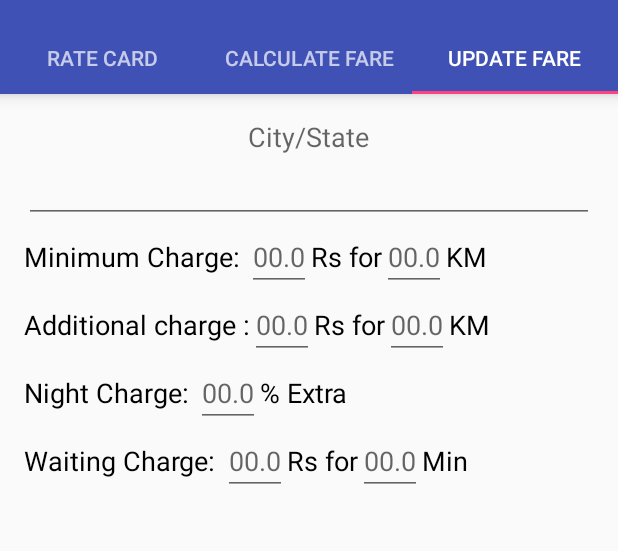
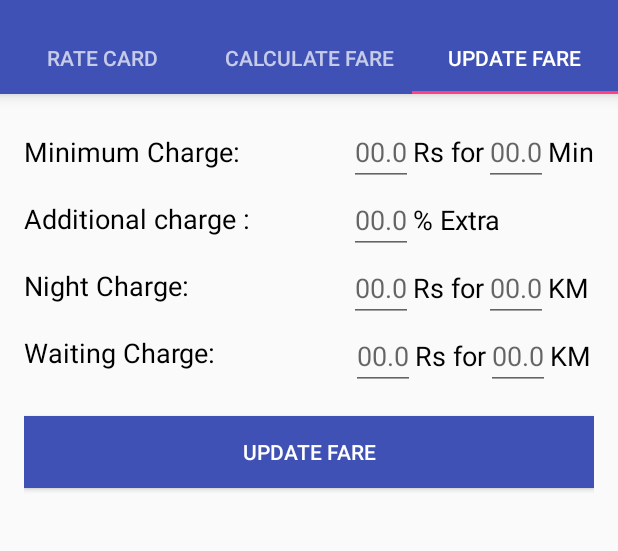
Before and after one commit to nikhilgeo/AutoFare, an Android app: the screen it shows after launch (MainActivity), tab 3 chosen, on a phone screen of 412 x 824 dp, the part 62-613 px from its top. Run offline under Robolectric (Android 15) with nearby library versions, the phone set to English and light mode, and no system bars.

Commit message:
State selection removed. Button Added. Edit layout fixed to relative outer.

```diff
--- a/app/src/main/res/layout/fragment_update_fare.xml
+++ b/app/src/main/res/layout/fragment_update_fare.xml
@@ -1,41 +1,176 @@
-<LinearLayout xmlns:android="http://schemas.android.com/apk/res/android"
+<RelativeLayout xmlns:android="http://schemas.android.com/apk/res/android"
     xmlns:tools="http://schemas.android.com/tools"
 
     android:layout_width="fill_parent"
     android:layout_height="fill_parent"
-    android:layout_gravity="left|top"
-    android:orientation="vertical"
     android:padding="@dimen/activity_vertical_margin"
     tools:context="com.auto.ng.autofrag.UpdateFare_Frag">
 
-    <TextView
-        android:id="@+id/textViewPlace"
+    <LinearLayout
+        android:id="@+id/linearLayout6"
         android:layout_width="wrap_content"
         android:layout_height="wrap_content"
+        android:layout_alignParentLeft="true"
         android:layout_gravity="center_horizontal"
-        android:text="City/State"
-        android:textAppearance="?android:attr/textAppearanceMedium" />
 
-    <AutoCompleteTextView
-        android:id="@+id/multi_auto_complete_textview"
-        android:layout_width="match_parent"
+        android:orientation="vertical">
+
+        <TextView
+            style="@style/TextViewTheme"
+            android:layout_width="wrap_content"
             android:layout_height="wrap_content"
-        android:layout_gravity="center" />
+            android:layout_alignParentLeft="true"
+            android:layout_gravity="left"
+            android:paddingTop="10dp"
+            android:text="Minimum Charge: "
+
+            />
+
+        <TextView
+            style="@style/TextViewTheme"
+            android:layout_width="wrap_content"
+            android:layout_height="wrap_content"
+            android:layout_gravity="left"
+            android:paddingTop="20dp"
+            android:text="Additional charge :" />
+
+        <TextView
+            style="@style/TextViewTheme"
+            android:layout_width="wrap_content"
+            android:layout_height="wrap_content"
+            android:layout_gravity="left"
+            android:paddingTop="20dp"
+            android:text="Night Charge: " />
+
+        <TextView
+            style="@style/TextViewTheme"
+            android:layout_width="wrap_content"
+            android:layout_height="wrap_content"
+            android:layout_gravity="left"
+            android:paddingTop="20dp"
+            android:text="Waiting Charge: " />
+
+    </LinearLayout>
+
+    <LinearLayout
+        android:id="@+id/linearLayout"
+        android:layout_width="wrap_content"
+        android:layout_height="wrap_content"
+        android:layout_alignParentRight="true"
+        android:orientation="vertical">
 
 
         <LinearLayout
-        android:layout_width="match_parent"
+            android:id="@+id/linearLayout2"
+            android:layout_width="wrap_content"
             android:layout_height="wrap_content"
-        android:layout_gravity="center_horizontal"
             android:orientation="horizontal">
 
+
+            <EditText
+                android:id="@+id/edt_waitingChrg"
+                android:layout_width="wrap_content"
+                android:layout_height="wrap_content"
+                android:hint="00.0"
+                android:maxLength="4" />
+
             <TextView
+                style="@style/TextViewTheme"
                 android:layout_width="wrap_content"
                 android:layout_height="wrap_content"
                 android:layout_gravity="left"
                 android:paddingTop="10dp"
-            android:text="Minimum Charge: "
-            style="@style/TextViewTheme" />
+                android:text="Rs for" />
+
+            <EditText
+                android:id="@+id/edt_waitingChrgMin"
+                android:layout_width="wrap_content"
+                android:layout_height="wrap_content"
+                android:hint="00.0"
+                android:maxLength="4" />
+
+            <TextView
+                style="@style/TextViewTheme"
+                android:layout_width="wrap_content"
+                android:layout_height="wrap_content"
+                android:layout_gravity="left"
+                android:paddingTop="10dp"
+                android:text="Min" />
+
+        </LinearLayout>
+
+        <LinearLayout
+            android:id="@+id/linearLayout3"
+            android:layout_width="wrap_content"
+            android:layout_height="wrap_content"
+            android:orientation="horizontal">
+
+
+            <EditText
+                android:id="@+id/edt_nightChrgRate"
+                android:layout_width="wrap_content"
+                android:layout_height="wrap_content"
+                android:hint="00.0"
+                android:maxLength="4" />
+
+            <TextView
+                style="@style/TextViewTheme"
+                android:layout_width="wrap_content"
+                android:layout_height="wrap_content"
+                android:layout_gravity="left"
+                android:paddingTop="10dp"
+                android:text="% Extra" />
+
+        </LinearLayout>
+
+        <LinearLayout
+            android:id="@+id/linearLayout4"
+            android:layout_width="wrap_content"
+            android:layout_height="wrap_content"
+
+            android:orientation="horizontal">
+
+
+            <EditText
+                android:id="@+id/edt_afterMinChrgRate"
+                android:layout_width="wrap_content"
+                android:layout_height="wrap_content"
+                android:hint="00.0"
+                android:maxLength="4" />
+
+            <TextView
+                style="@style/TextViewTheme"
+                android:layout_width="wrap_content"
+                android:layout_height="wrap_content"
+                android:layout_gravity="left"
+                android:paddingTop="10dp"
+                android:text="Rs for" />
+
+            <EditText
+                android:id="@+id/edt_afterMinChrgDist"
+                android:layout_width="wrap_content"
+                android:layout_height="wrap_content"
+                android:hint="00.0"
+                android:maxLength="4" />
+
+            <TextView
+                style="@style/TextViewTheme"
+                android:layout_width="wrap_content"
+                android:layout_height="wrap_content"
+                android:layout_gravity="left"
+                android:paddingTop="10dp"
+                android:text="KM" />
+
+        </LinearLayout>
+
+        <LinearLayout
+            android:id="@+id/linearLayout5"
+            android:layout_width="wrap_content"
+            android:layout_height="wrap_content"
+
+            android:layout_gravity="center_horizontal"
+            android:orientation="horizontal">
+
 
             <EditText
                 android:id="@+id/edt_minChrgRate"
@@ -45,12 +180,12 @@
                 android:maxLength="4" />
 
             <TextView
+                style="@style/TextViewTheme"
                 android:layout_width="wrap_content"
                 android:layout_height="wrap_content"
                 android:layout_gravity="left"
                 android:paddingTop="10dp"
-            android:text="Rs for"
-            style="@style/TextViewTheme" />
+                android:text="Rs for" />
 
             <EditText
                 android:id="@+id/edt_minChrgDist"
@@ -60,133 +195,24 @@
                 android:maxLength="4" />
 
             <TextView
+                style="@style/TextViewTheme"
                 android:layout_width="wrap_content"
                 android:layout_height="wrap_content"
                 android:layout_gravity="left"
                 android:paddingTop="10dp"
-            android:text="KM"
-            style="@style/TextViewTheme" />
+                android:text="KM" />
+
 
         </LinearLayout>
-    <LinearLayout
-        android:layout_width="match_parent"
-        android:layout_height="wrap_content"
-        android:layout_gravity="center_horizontal"
-        android:orientation="horizontal">
-
-        <TextView
-            android:layout_width="wrap_content"
-            android:layout_height="wrap_content"
-            android:layout_gravity="left"
-            android:paddingTop="10dp"
-            android:text="Additional charge :"
-            style="@style/TextViewTheme" />
-
-        <EditText
-            android:id="@+id/edt_afterMinChrgRate"
-            android:layout_width="wrap_content"
-            android:layout_height="wrap_content"
-            android:hint="00.0"
-            android:maxLength="4" />
-
-        <TextView
-            android:layout_width="wrap_content"
-            android:layout_height="wrap_content"
-            android:layout_gravity="left"
-            android:paddingTop="10dp"
-            android:text="Rs for"
-            style="@style/TextViewTheme" />
-
-        <EditText
-            android:id="@+id/edt_afterMinChrgDist"
-            android:layout_width="wrap_content"
-            android:layout_height="wrap_content"
-            android:hint="00.0"
-            android:maxLength="4" />
-
-        <TextView
-            android:layout_width="wrap_content"
-            android:layout_height="wrap_content"
-            android:layout_gravity="left"
-            android:paddingTop="10dp"
-            android:text="KM"
-            style="@style/TextViewTheme" />
-
-    </LinearLayout>
-    <LinearLayout
-        android:layout_width="match_parent"
-        android:layout_height="wrap_content"
-        android:layout_gravity="center_horizontal"
-        android:orientation="horizontal">
-
-        <TextView
-            android:layout_width="wrap_content"
-            android:layout_height="wrap_content"
-            android:layout_gravity="left"
-            android:paddingTop="10dp"
-            android:text="Night Charge: "
-            style="@style/TextViewTheme" />
-
-        <EditText
-            android:id="@+id/edt_nightChrgRate"
-            android:layout_width="wrap_content"
-            android:layout_height="wrap_content"
-            android:hint="00.0"
-            android:maxLength="4" />
-
-        <TextView
-            android:layout_width="wrap_content"
-            android:layout_height="wrap_content"
-            android:layout_gravity="left"
-            android:paddingTop="10dp"
-            android:text="% Extra"
-            style="@style/TextViewTheme" />
-
-    </LinearLayout>
-    <LinearLayout
-        android:layout_width="match_parent"
-        android:layout_height="wrap_content"
-        android:layout_gravity="center_horizontal"
-        android:orientation="horizontal">
-
-        <TextView
-            android:layout_width="wrap_content"
-            android:layout_height="wrap_content"
-            android:layout_gravity="left"
-            android:paddingTop="10dp"
-            android:text="Waiting Charge: "
-            style="@style/TextViewTheme" />
-
-        <EditText
-            android:id="@+id/edt_waitingChrg"
-            android:layout_width="wrap_content"
-            android:layout_height="wrap_content"
-            android:hint="00.0"
-            android:maxLength="4" />
-
-        <TextView
-            android:layout_width="wrap_content"
-            android:layout_height="wrap_content"
-            android:layout_gravity="left"
-            android:paddingTop="10dp"
-            android:text="Rs for"
-            style="@style/TextViewTheme" />
-
-        <EditText
-            android:id="@+id/edt_waitingChrgMin"
-            android:layout_width="wrap_content"
-            android:layout_height="wrap_content"
-            android:hint="00.0"
-            android:maxLength="4" />
-
-        <TextView
-            android:layout_width="wrap_content"
-            android:layout_height="wrap_content"
-            android:layout_gravity="left"
-            android:paddingTop="10dp"
-            android:text="Min"
-            style="@style/TextViewTheme" />
-
     </LinearLayout>
 
-</LinearLayout>
+    <Button
+        android:id="@+id/btn_calfare"
+        android:layout_width="fill_parent"
+        android:layout_height="wrap_content"
+        android:layout_below="@id/linearLayout6"
+        android:layout_marginTop="30dp"
+        android:background="@color/colorPrimary"
+        android:text="Update fare"
+        android:textColor="@android:color/white" />
+</RelativeLayout>
```
Lines whose indentation alone changed are shown as unchanged.
